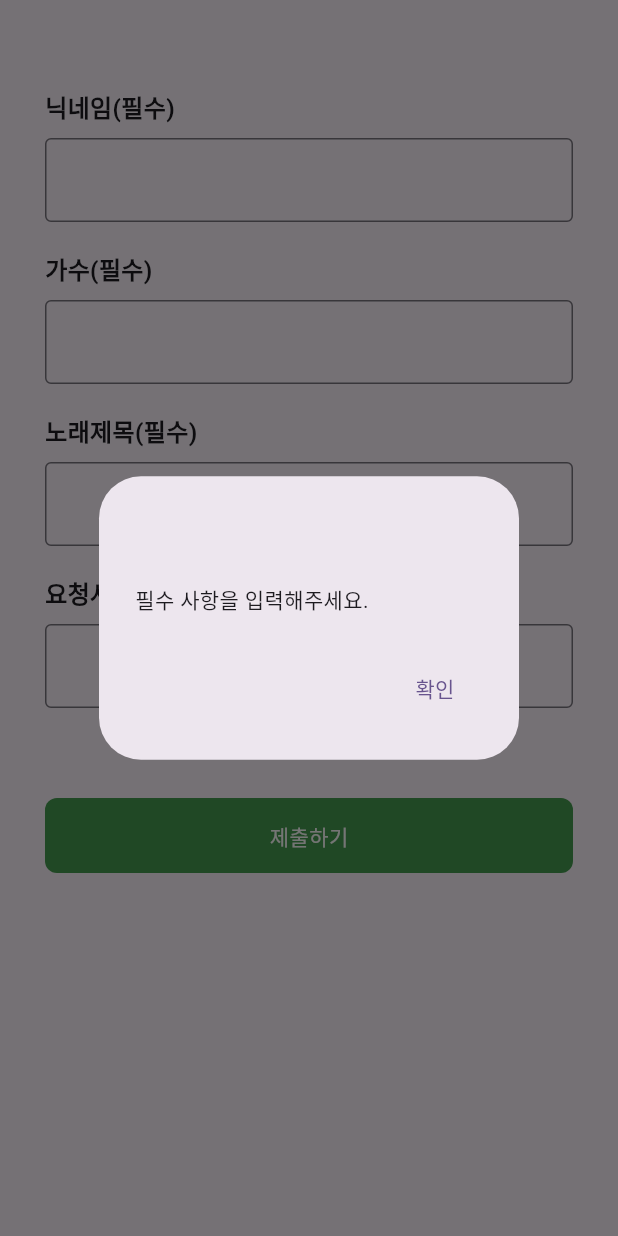
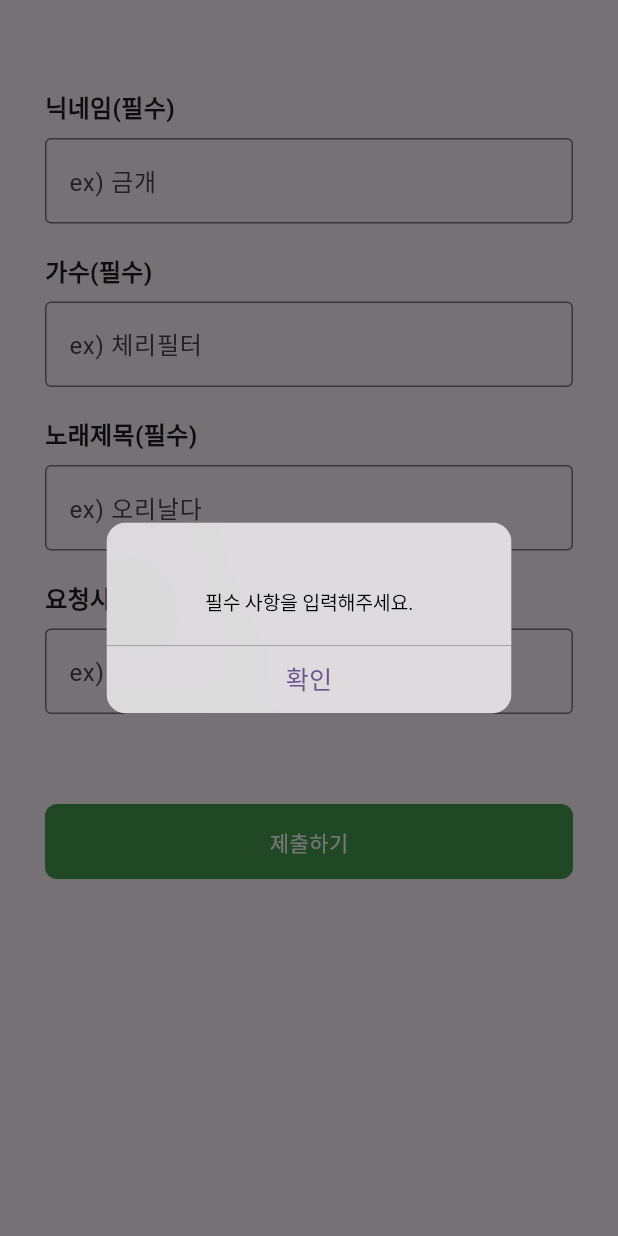
Before and after one commit to JinSun88/karaoke, a Flutter app: the screen it shows after launch, after a tap on "제출하기", on a phone screen of 412 x 824 dp. Run offline on Flutter 3.47's test engine with Material 3 defaults, Android fonts, the phone set to English and light mode, and no system bars; our stand-ins replace cloud_firestore, firebase_core; accounts and stored records are empty; statements that could not run were skipped.

Commit message:
order 필드 추가, hint text 추가

```diff
--- a/lib/main_page.dart
+++ b/lib/main_page.dart
@@ -1,3 +1,4 @@
+import 'package:flutter/cupertino.dart';
 import 'package:flutter/material.dart';
 import 'package:cloud_firestore/cloud_firestore.dart';
 
@@ -27,21 +28,25 @@ class _MainPageState extends State<MainPage> {
               TextFieldWithTitleWidget(
                 title: "닉네임(필수)",
                 controller: nicknameController,
+                hint: "ex) 금개",
               ),
               const SizedBox(height: 20),
               TextFieldWithTitleWidget(
                 title: "가수(필수)",
                 controller: singerController,
+                hint: "ex) 체리필터",
               ),
               const SizedBox(height: 20),
               TextFieldWithTitleWidget(
                 title: "노래제목(필수)",
                 controller: songTitleController,
+                hint: "ex) 오리날다",
               ),
               const SizedBox(height: 20),
               TextFieldWithTitleWidget(
                 title: "요청사항(선택)",
                 controller: requestController,
+                hint: "ex) 2키 낮춰주세요.",
               ),
               const SizedBox(height: 60),
               GestureDetector(
@@ -51,10 +56,10 @@ class _MainPageState extends State<MainPage> {
                 child: Container(
                   height: 50,
                   decoration: BoxDecoration(
-                    color: Color.fromARGB(255, 70, 157, 80),
+                    color: const Color.fromARGB(255, 70, 157, 80),
                     borderRadius: BorderRadius.circular(8),
                   ),
-                  child: Center(
+                  child: const Center(
                     child: Text(
                       "제출하기",
                       style: TextStyle(
@@ -88,12 +93,12 @@ class _MainPageState extends State<MainPage> {
     showDialog(
       context: context,
       builder: (BuildContext context) {
-        return AlertDialog(
-          title: Text(''),
-          content: Text('필수 사항을 입력해주세요.'),
+        return CupertinoAlertDialog(
+          title: const Text(''),
+          content: const Text('필수 사항을 입력해주세요.'),
           actions: <Widget>[
-            TextButton(
-              child: Text('확인'),
+            CupertinoDialogAction(
+              child: const Text('확인'),
               onPressed: () {
                 Navigator.of(context).pop();
               },
@@ -109,20 +114,23 @@ class _MainPageState extends State<MainPage> {
     showDialog(
       context: context,
       builder: (BuildContext context) {
-        return AlertDialog(
-          title: Text(''),
-          content: Text('제출하시겠습니까?'),
+        return CupertinoAlertDialog(
+          title: const Text(''),
+          content: const Text('제출하시겠습니까?'),
           actions: <Widget>[
-            TextButton(
-              child: Text('취소'),
+            CupertinoDialogAction(
+              child: const Text('취소'),
               onPressed: () {
                 Navigator.of(context).pop();
               },
             ),
-            TextButton(
-              child: Text('확인'),
+            CupertinoDialogAction(
+              child: const Text('확인'),
               onPressed: () {
-                _addDataToFirestore();
+                // Firestore에 데이터 추가
+                _getOrder().then((order) => _addDataToFirestore(order));
+
+                // 다이얼로그 닫기
                 Navigator.of(context).pop();
               },
             ),
@@ -132,14 +140,16 @@ class _MainPageState extends State<MainPage> {
     );
   }
 
-  Future<void> _addDataToFirestore() async {
+  Future<void> _addDataToFirestore(int order) async {
     try {
       await _firestore.collection('reservation').add({
         'nickname': nicknameController.text,
         'singer': singerController.text,
         'songTitle': songTitleController.text,
         'request': requestController.text,
+        'order': order,
       });
+      // 입력된 텍스트 필드 초기화
       nicknameController.text = "";
       singerController.text = "";
       songTitleController.text = "";
@@ -148,16 +158,38 @@ class _MainPageState extends State<MainPage> {
       print(e);
     }
   }
+
+  Future<int> _getOrder() async {
+    try {
+      QuerySnapshot querySnapshot = await _firestore
+          .collection('reservation')
+          .orderBy('order', descending: true)
+          .limit(1)
+          .get();
+
+      if (querySnapshot.docs.isEmpty) {
+        return 0;
+      } else {
+        var data = querySnapshot.docs.first.data() as Map<String, dynamic>;
+        return data['order'] + 1;
+      }
+    } catch (e) {
+      print("Error fetching order: $e");
+      return 0;
+    }
+  }
 }
 
 class TextFieldWithTitleWidget extends StatelessWidget {
   final String title;
   final TextEditingController controller;
+  final String hint;
 
   const TextFieldWithTitleWidget({
     super.key,
     required this.title,
     required this.controller,
+    required this.hint,
   });
 
   @override
@@ -173,7 +205,8 @@ class TextFieldWithTitleWidget extends StatelessWidget {
         TextField(
           controller: controller,
           decoration: InputDecoration(
-            border: OutlineInputBorder(),
+            hintText: hint,
+            border: const OutlineInputBorder(),
           ),
         ),
       ],
```
